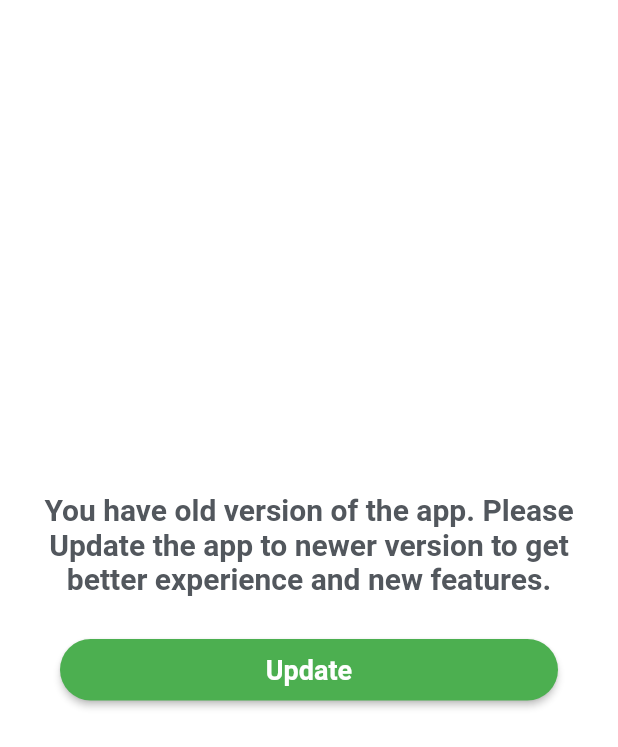
After one commit to dnadawa/Principia-Institute-App, a Flutter app: the UpdateScreen screen opened directly, on a phone screen of 412 x 824 dp. The commit adds this screen. Shown: the top 747 px of the screen. Run offline on Flutter 3.47's test engine with Material 2 defaults, Android fonts, the phone set to English and light mode, and no system bars; our stand-ins replace cached_network_image, carousel_slider, cloud_firestore, curved_navigation_bar, device_info, firebase_auth and 11 more; missing offline and left inert: flutter_windowmanager, mailer, ntp, vimeoplayer; accounts and stored records are empty.

Commit message:
Force Update and Minor bug fixes

```diff
--- a/lib/screens/home-structure.dart
+++ b/lib/screens/home-structure.dart
@@ -1,16 +1,17 @@
 import 'dart:async';
 import 'dart:io';
-
 import 'package:cloud_firestore/cloud_firestore.dart';
 import 'package:curved_navigation_bar/curved_navigation_bar.dart';
 import 'package:device_info/device_info.dart';
 import 'package:firebase_core/firebase_core.dart';
 import 'package:flutter/cupertino.dart';
 import 'package:flutter/material.dart';
+import 'package:package_info/package_info.dart';
 import 'package:principia/screens/announcements.dart';
 import 'package:principia/screens/homepage.dart';
 import 'package:principia/screens/profile.dart';
 import 'package:principia/screens/register.dart';
+import 'package:principia/screens/update.dart';
 import 'package:shared_preferences/shared_preferences.dart';
 
 
@@ -61,12 +62,32 @@ class _HomeStructureState extends State<HomeStructure> with SingleTickerProvider
     });
   }
 
+  getPackageInfo() async {
+    PackageInfo packageInfo = await PackageInfo.fromPlatform();
+    String buildNumber = packageInfo.buildNumber;
+    String version = packageInfo.version;
+    var sub = await FirebaseFirestore.instance.collection('info').where('key', isEqualTo: 'buildNumber').get();
+    var info = sub.docs;
+    await FirebaseFirestore.instance.collection('version').doc(widget.phone).set({
+      'name': name,
+      'phone': widget.phone,
+      'version': version,
+      'buildNumber': buildNumber
+    });
+    if(buildNumber!=info[0]['buildNumber']){
+      Navigator.of(context).pushAndRemoveUntil(
+          CupertinoPageRoute(builder: (context) => UpdateScreen()), (Route<dynamic> route) => false);
+    }
+
+  }
+
   @override
   void initState() {
     // TODO: implement initState
     super.initState();
     checkLoggedDevice();
     tabController = new TabController(length: 3, vsync: this, initialIndex: 0);
+    getPackageInfo();
   }
 
   @override
--- /dev/null
+++ b/lib/screens/update.dart
@@ -0,0 +1,34 @@
+import 'package:flutter/material.dart';
+import 'package:principia/widgets/button.dart';
+import 'package:principia/widgets/custom-text.dart';
+import 'package:url_launcher/url_launcher.dart';
+
+class UpdateScreen extends StatelessWidget {
+  @override
+  Widget build(BuildContext context) {
+    return Scaffold(
+      backgroundColor: Colors.white,
+      body: Padding(
+        padding: const EdgeInsets.all(15),
+        child: Column(
+          mainAxisAlignment: MainAxisAlignment.center,
+          crossAxisAlignment: CrossAxisAlignment.center,
+          children: [
+            CustomText(text: 'You have old version of the app. Please Update the app to newer version to get better experience and new features.',size: 20,),
+            Padding(
+              padding: EdgeInsets.all(25),
+              child: Button(text: 'Update',color: Colors.green,onclick: () async {
+                var url = 'https://play.google.com/store/apps/details?id=com.digiwrecks.principia';
+                if (await canLaunch(url)) {
+                await launch(url);
+                } else {
+                throw 'Could not launch $url';
+                }
+              },),
+            ),
+          ],
+        ),
+      ),
+    );
+  }
+}
--- a/pubspec.yaml
+++ b/pubspec.yaml
@@ -15,7 +15,7 @@ publish_to: 'none' # Remove this line if you wish to publish to pub.dev
 # In iOS, build-name is used as CFBundleShortVersionString while build-number used as CFBundleVersion.
 # Read more about iOS versioning at
 # https://developer.apple.com/library/archive/documentation/General/Reference/InfoPlistKeyReference/Articles/CoreFoundationKeys.html
-version: 1.0.3+4
+version: 1.0.4+5
 
 environment:
   sdk: ">=2.7.0 <3.0.0"
@@ -49,6 +49,8 @@ dependencies:
   ntp: ^1.0.7
   mailer: ^3.2.1
   intl: ^0.16.1
+  wakelock: ^0.2.1+1
+  package_info: ^0.4.3+2
 
 dev_dependencies:
   flutter_test:
```
Also changed, not shown: lib/screens/video.dart (+12 -1 lines), pubspec.lock.
